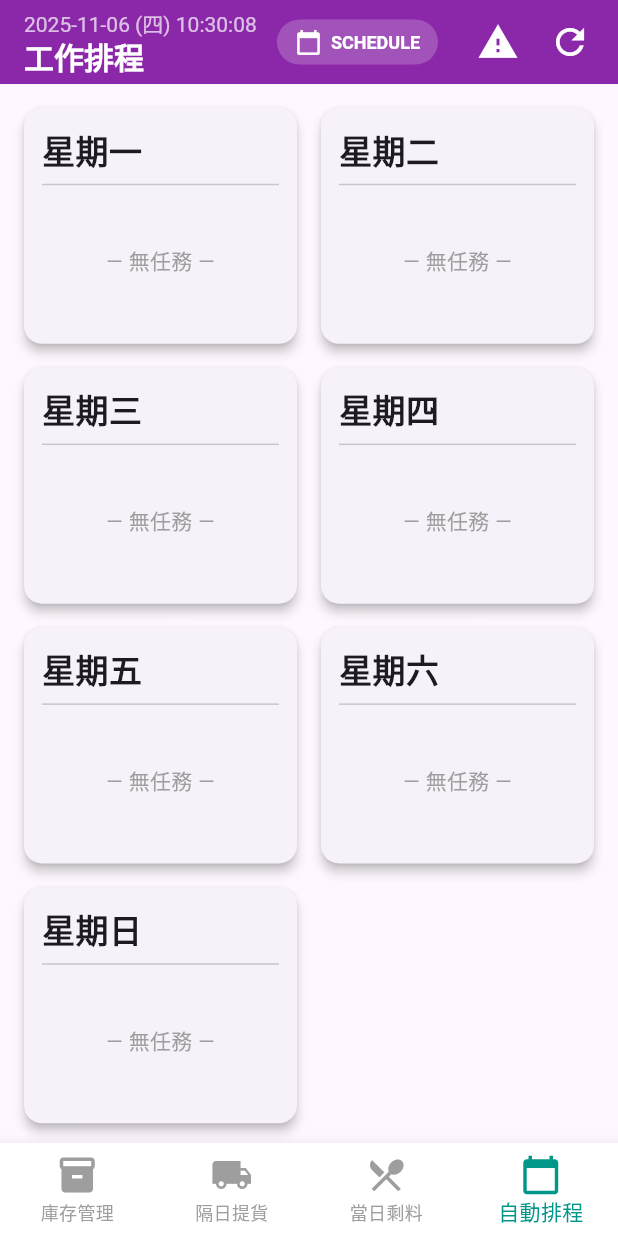
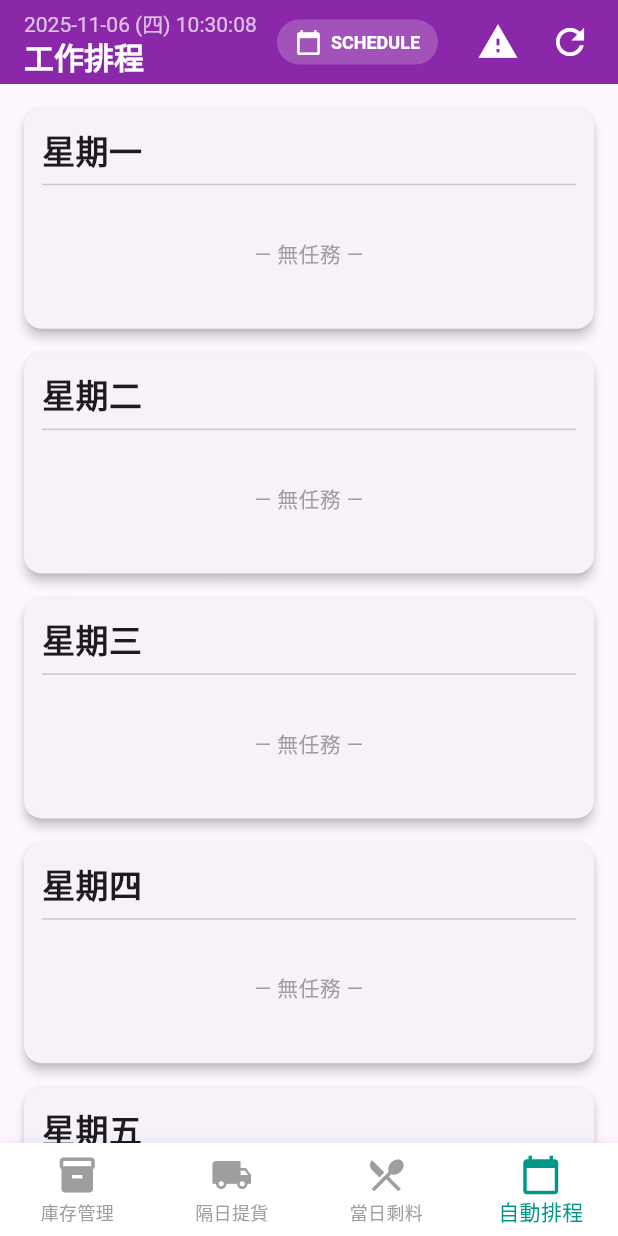
Before and after one commit to JoshuaIsNowOnline/inventory_system, a Flutter app: the screen it shows after launch, item 4 of the bottom bar chosen, on a phone screen of 412 x 824 dp. Run offline on Flutter 3.47's test engine with Material 3 defaults, Android fonts, the phone set to English and light mode, and no system bars; network calls fail.

Commit message:
🐛 修復上線測試發現的 Bug：1.庫存商品列表更新(豬腸、燕餃、蝦丸肉丸分離、骨頭) 2.工作排程邏輯優化(移除魚皮任務、防止同日多工作) 3.手機版 UI 改善(單欄布局、防拖拽滾動)

```diff
--- a/frontend/inventory_app/lib/pages/SchedulePage.dart
+++ b/frontend/inventory_app/lib/pages/SchedulePage.dart
@@ -207,13 +207,20 @@ class _SchedulePageState extends State<SchedulePage> {
           ? const Center(child: CircularProgressIndicator())
           : showDangerSettings
               ? _buildDangerSettingsView()
-              : GridView.builder(
-              padding: const EdgeInsets.all(12),
-              itemCount: weekdaysEn.length,
-              gridDelegate: const SliverGridDelegateWithFixedCrossAxisCount(
-                crossAxisCount: 2, crossAxisSpacing: 8, mainAxisSpacing: 8, childAspectRatio: 1.15,
-              ),
-              itemBuilder: (ctx, i) {
+              : LayoutBuilder(
+                  builder: (context, constraints) {
+                    // 手機版 (寬度小於600px) 使用單欄布局
+                    final isMobile = constraints.maxWidth < 600;
+                    return GridView.builder(
+                      padding: const EdgeInsets.all(12),
+                      itemCount: weekdaysEn.length,
+                      gridDelegate: SliverGridDelegateWithFixedCrossAxisCount(
+                        crossAxisCount: isMobile ? 1 : 2,
+                        crossAxisSpacing: 8,
+                        mainAxisSpacing: 8,
+                        childAspectRatio: isMobile ? 2.5 : 1.15,  // 手機版用更寬的比例
+                      ),
+                      itemBuilder: (ctx, i) {
                 final wdEn = weekdaysEn[i];
                 final tasks = grouped[wdEn]!;
                 return DragTarget<Map<String, dynamic>>(
@@ -261,8 +268,9 @@ class _SchedulePageState extends State<SchedulePage> {
                                         final qty = (t['qty'] is num) ? (t['qty'] as num).toDouble() : double.tryParse('${t['qty']}') ?? 0.0;
                                         final done = t['done'] == true;
 
-                                        return Draggable<Map<String, dynamic>>(
+                                        return LongPressDraggable<Map<String, dynamic>>(
                                           data: t,
+                                          delay: const Duration(milliseconds: 500), // 防止意外拖拽
                                           feedback: Material(
                                             elevation: 8,
                                             borderRadius: BorderRadius.circular(8),
@@ -362,7 +370,9 @@ class _SchedulePageState extends State<SchedulePage> {
                   },
                 );
               },
-            ),
+                    );
+                  },
+                ),
     );
   }
 
```
Also changed, not shown: 2 other files.
